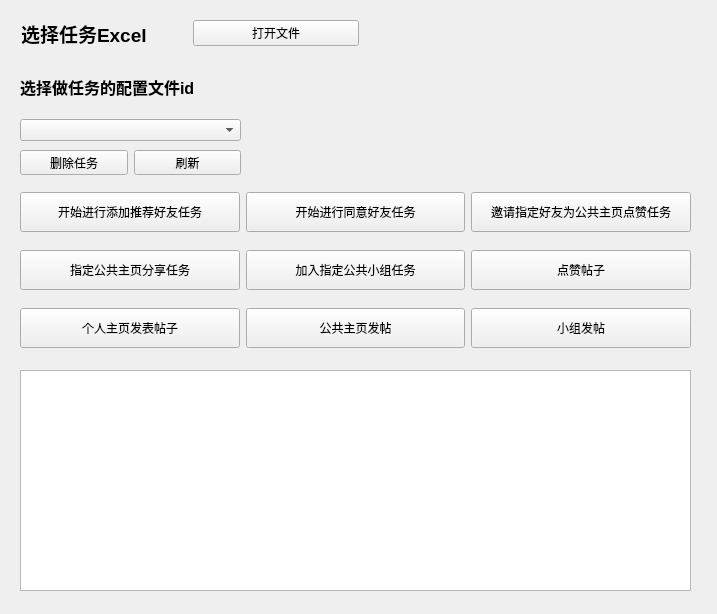
Qt form facebook_interface/interface.ui (sheridan77/fb_ins_tiktok) before a commit.
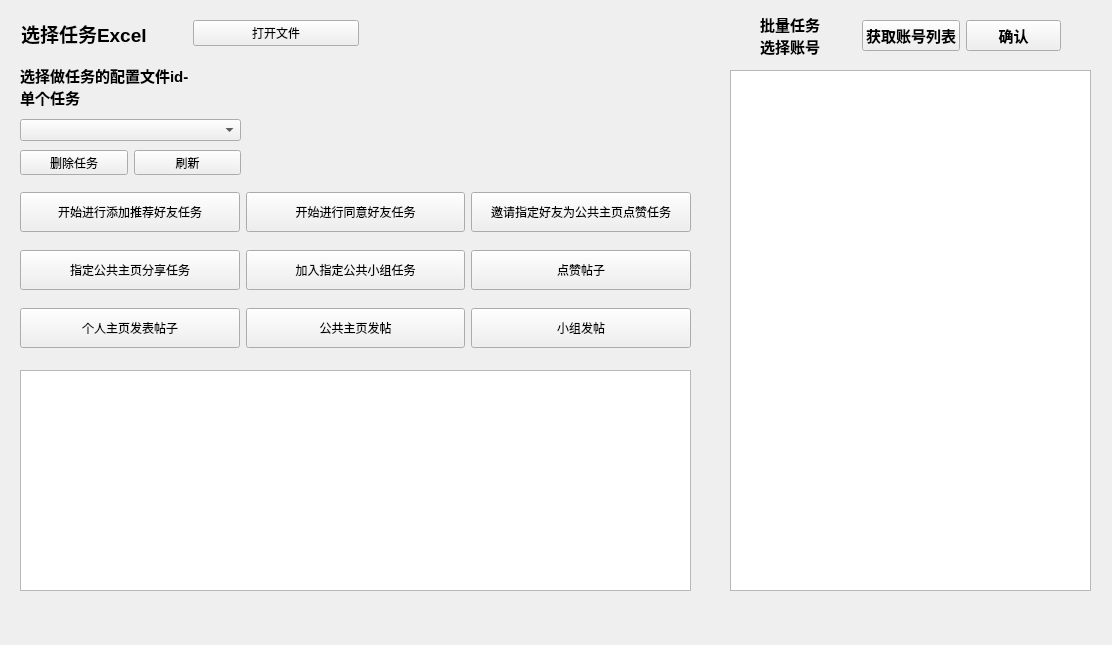
The same form after that commit.

Commit message: 完成除小组发帖之外的facebook自动化功能(基于pyqt5的界面)

```diff
--- a/facebook_interface/interface.ui
+++ b/facebook_interface/interface.ui
@@ -6,8 +6,8 @@
    <rect>
     <x>0</x>
     <y>0</y>
-    <width>717</width>
-    <height>614</height>
+    <width>1112</width>
+    <height>645</height>
    </rect>
   </property>
   <property name="windowTitle">
@@ -201,9 +201,9 @@
   <widget class="QLabel" name="label_show_task_status">
    <property name="geometry">
     <rect>
-     <x>260</x>
+     <x>250</x>
      <y>60</y>
-     <width>431</width>
+     <width>451</width>
      <height>101</height>
     </rect>
    </property>
@@ -226,7 +226,7 @@
     </rect>
    </property>
   </widget>
-  <widget class="QWidget" name="">
+  <widget class="QWidget" name="layoutWidget">
    <property name="geometry">
     <rect>
      <x>20</x>
@@ -240,13 +240,14 @@
      <widget class="QLabel" name="label_2">
       <property name="font">
        <font>
-        <pointsize>12</pointsize>
+        <pointsize>11</pointsize>
         <weight>75</weight>
         <bold>true</bold>
        </font>
       </property>
       <property name="text">
-       <string>选择做任务的配置文件id</string>
+       <string>选择做任务的配置文件id-
+单个任务</string>
       </property>
      </widget>
     </item>
@@ -255,7 +256,7 @@
     </item>
    </layout>
   </widget>
-  <widget class="QWidget" name="">
+  <widget class="QWidget" name="layoutWidget">
    <property name="geometry">
     <rect>
      <x>20</x>
@@ -281,6 +282,71 @@
     </item>
    </layout>
   </widget>
+  <widget class="QListWidget" name="listWidget">
+   <property name="geometry">
+    <rect>
+     <x>730</x>
+     <y>70</y>
+     <width>361</width>
+     <height>521</height>
+    </rect>
+   </property>
+  </widget>
+  <widget class="QWidget" name="">
+   <property name="geometry">
+    <rect>
+     <x>760</x>
+     <y>10</y>
+     <width>301</width>
+     <height>51</height>
+    </rect>
+   </property>
+   <layout class="QHBoxLayout" name="horizontalLayout_5">
+    <item>
+     <widget class="QLabel" name="label_3">
+      <property name="font">
+       <font>
+        <pointsize>11</pointsize>
+        <weight>75</weight>
+        <bold>true</bold>
+       </font>
+      </property>
+      <property name="text">
+       <string>批量任务
+选择账号</string>
+      </property>
+     </widget>
+    </item>
+    <item>
+     <widget class="QPushButton" name="pushButton_get_account_list">
+      <property name="font">
+       <font>
+        <pointsize>11</pointsize>
+        <weight>75</weight>
+        <bold>true</bold>
+       </font>
+      </property>
+      <property name="text">
+       <string>获取账号列表</string>
+      </property>
+     </widget>
+    </item>
+    <item>
+     <widget class="QPushButton" name="pushButton_ok">
+      <property name="font">
+       <font>
+        <pointsize>11</pointsize>
+        <weight>75</weight>
+        <bold>true</bold>
+       </font>
+      </property>
+      <property name="text">
+       <string>确认</string>
+      </property>
+     </widget>
+    </item>
+   </layout>
+  </widget>
  </widget>
  <resources/>
  <connections/>
```
The commit also changes 7 other files.
